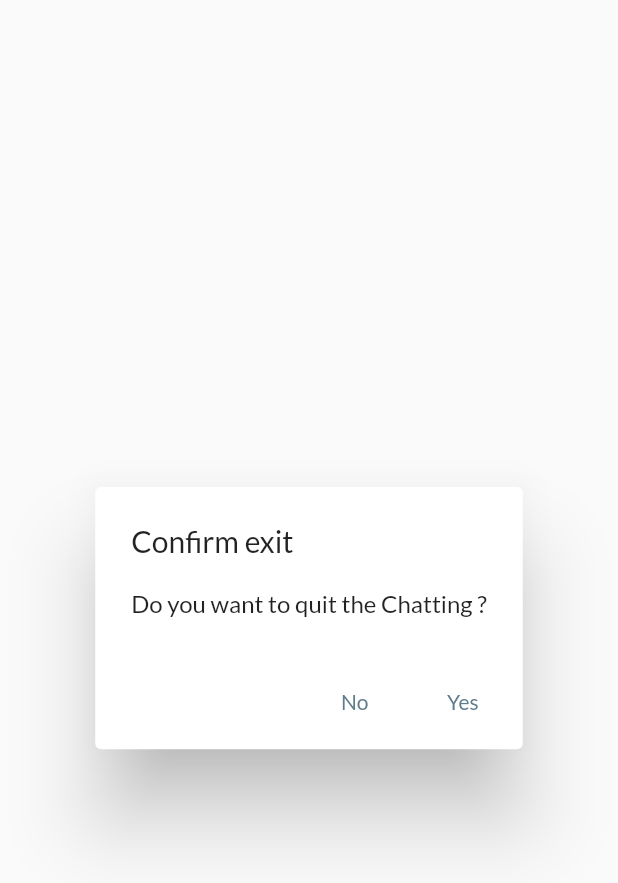
After one commit to RavindraMedhat/Chatting, a Flutter app: the MyAlertDialog screen opened by its route, on a phone screen of 412 x 824 dp. The commit adds this screen. Shown: the top 883 px of the screen. Run offline on Flutter 3.47's test engine with Material 2 defaults, Android fonts, the phone set to English and light mode, and no system bars; our stand-ins replace firebase_core, firebase_database, firebase_storage, get, google_fonts, image_picker and 3 more; missing offline and left inert: firebase_core_web, firebase_database_web, firebase_storage_web, image_picker_for_web; accounts and stored records are empty; network calls fail.

Commit message:
exit, not msg for self

```diff
--- a/lib/data_store.dart
+++ b/lib/data_store.dart
@@ -1,4 +1,4 @@
-import 'package:flutter_application_network_1/pages/chat_part/message.dart';
+import 'package:flutter_application_network_1/utils/message.dart';
 import 'package:shared_preferences/shared_preferences.dart';
 
 Future<void> checkLogin() async {
--- a/lib/pages/AddProfilepage.dart
+++ b/lib/pages/AddProfilepage.dart
@@ -2,7 +2,7 @@ import 'dart:io';
 
 import 'package:firebase_database/firebase_database.dart';
 import 'package:firebase_storage/firebase_storage.dart';
-import 'package:flutter_application_network_1/pages/chat_part/message.dart';
+import 'package:flutter_application_network_1/utils/message.dart';
 import 'package:flutter/material.dart';
 import 'package:flutter_application_network_1/utils/roultes.dart';
 import 'package:image_picker/image_picker.dart';
--- /dev/null
+++ b/lib/pages/AlertDialog_back.dart
@@ -0,0 +1,36 @@
+import 'dart:io';
+
+import 'package:flutter/material.dart';
+import 'package:flutter_application_network_1/utils/message.dart';
+import 'package:flutter_application_network_1/utils/roultes.dart';
+
+class MyAlertDialog extends StatelessWidget {
+  const MyAlertDialog({super.key});
+
+  @override
+  Widget build(BuildContext context) {
+    // closeApp(context);
+    return SafeArea(
+        child: Scaffold(
+      body: AlertDialog(
+        title: Text("Confirm exit"),
+        content: Text("Do you want to quit the Chatting ?"),
+        actions: [
+          TextButton(
+            child: Text("No"),
+            onPressed: () {
+              Navigator.pushNamed(context, pageHistory.lastPage);
+            },
+          ),
+          TextButton(
+            child: Text("Yes"),
+            onPressed: () {
+              exit(0);
+            },
+          ),
+        ],
+      ),
+      // body: closeApp(context),
+    ));
+  }
+}
--- a/lib/pages/Chat_page.dart
+++ b/lib/pages/Chat_page.dart
@@ -2,7 +2,7 @@ import 'package:flutter/material.dart';
 import 'package:flutter_application_network_1/pages/chat_part/ChatMessage.dart';
 import 'package:flutter_application_network_1/pages/chat_part/send.dart';
 import 'package:velocity_x/velocity_x.dart';
-import 'package:flutter_application_network_1/pages/chat_part/message.dart';
+import 'package:flutter_application_network_1/utils/message.dart';
 
 import '../utils/roultes.dart';
 
--- a/lib/pages/chat_part/ChatMessage.dart
+++ b/lib/pages/chat_part/ChatMessage.dart
@@ -1,7 +1,7 @@
 import 'package:firebase_database/firebase_database.dart';
 import 'package:flutter/material.dart';
 import 'package:flutter/services.dart';
-import 'package:flutter_application_network_1/pages/chat_part/message.dart';
+import 'package:flutter_application_network_1/utils/message.dart';
 import 'package:flutter_application_network_1/utils/roultes.dart';
 import 'package:velocity_x/velocity_x.dart';
 
--- a/lib/pages/chat_part/ImageViewer.dart
+++ b/lib/pages/chat_part/ImageViewer.dart
@@ -2,7 +2,7 @@ import 'package:flutter/material.dart';
 import 'package:flutter_application_network_1/pages/chat_part/ChatMessage.dart';
 import 'package:flutter_application_network_1/pages/chat_part/send.dart';
 import 'package:velocity_x/velocity_x.dart';
-import 'package:flutter_application_network_1/pages/chat_part/message.dart';
+import 'package:flutter_application_network_1/utils/message.dart';
 
 class ImageViewer extends StatefulWidget {
   const ImageViewer({Key? key}) : super(key: key);
--- a/lib/pages/chat_part/send.dart
+++ b/lib/pages/chat_part/send.dart
@@ -3,7 +3,7 @@ import 'dart:io';
 import 'package:firebase_database/firebase_database.dart';
 import 'package:firebase_storage/firebase_storage.dart';
 import 'package:flutter/material.dart';
-import 'package:flutter_application_network_1/pages/chat_part/message.dart';
+import 'package:flutter_application_network_1/utils/message.dart';
 import 'package:image_picker/image_picker.dart';
 
 import 'package:intl/intl.dart';
--- a/lib/pages/singUp_page.dart
+++ b/lib/pages/singUp_page.dart
@@ -1,6 +1,6 @@
 import 'package:firebase_database/firebase_database.dart';
 import 'package:flutter/material.dart';
-import 'package:flutter_application_network_1/pages/chat_part/message.dart';
+import 'package:flutter_application_network_1/utils/message.dart';
 import 'package:flutter_application_network_1/utils/roultes.dart';
 
 class SingUpPage extends StatefulWidget {
--- a/lib/pages/chat_part/message.dart
+++ b/lib/utils/message.dart
@@ -1,4 +1,43 @@
 // ignore_for_file: public_member_api_docs, sort_constructors_first
+import 'dart:io';
+
+import 'package:flutter/material.dart';
+import 'package:flutter_application_network_1/utils/roultes.dart';
+import 'package:flutter_application_network_1/utils/themes.dart';
+import 'package:get/get.dart';
+
+// Future<void> closeApp(BuildContext context) async {}
+closeApp(BuildContext context) {
+  showDialog(
+    barrierDismissible: false,
+    // barrierColor: Color.fromARGB(1, 1, 1, 1),
+    context: context,
+    builder: (BuildContext context) {
+      return AlertDialog(
+        title: Text("Confirm exit"),
+        content: Text("Do you want to quit the Chatting ?"),
+        actions: [
+          TextButton(
+            child: Text("No"),
+            onPressed: () {
+              Navigator.pop(context);
+            },
+          ),
+          TextButton(
+            child: Text("Yes"),
+            onPressed: () {
+              exit(0);
+            },
+          ),
+        ],
+      );
+    },
+  );
+}
+
+class pageHistory {
+  static String lastPage = "";
+}
 
 class ImageInChat {
   static String src = "";
--- a/lib/utils/roultes.dart
+++ b/lib/utils/roultes.dart
@@ -6,6 +6,5 @@ class MyRoultes {
   static String home_roultr = "/home";
   static String chat_roultr = "/chat";
   static String imageViewer_roultr = "/imageViewer";
-  static String Write = "/Write";
-  static String Read = "/Read";
+  static String AlertDialogBack_roult = "/MyAlertDialog";
 }
--- a/pubspec.yaml
+++ b/pubspec.yaml
@@ -32,6 +32,7 @@ dependencies:
   firebase_core: ^1.17.1
   firebase_database: ^9.0.15
   shared_preferences: ^2.0.15
+  get: ^4.6.5
 
   # flutter_local_notifications: ^12.0.2
   # firebase_messaging: ^14.0.1
```
Also changed, not shown: lib/main.dart (+5 -3 lines), lib/pages/Home_page.dart (+50 -11 lines), lib/pages/changProfile.dart (+28 -5 lines), lib/pages/log_in_page.dart (+7 -3 lines), pubspec.lock, 1 other file.
